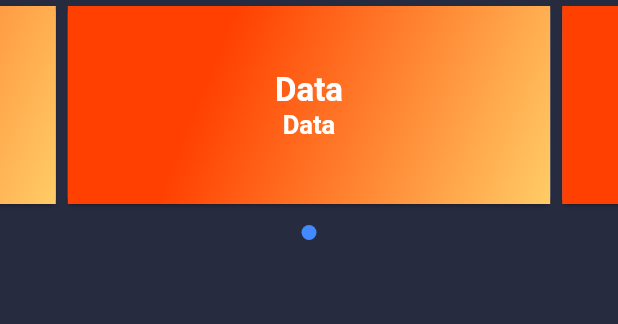
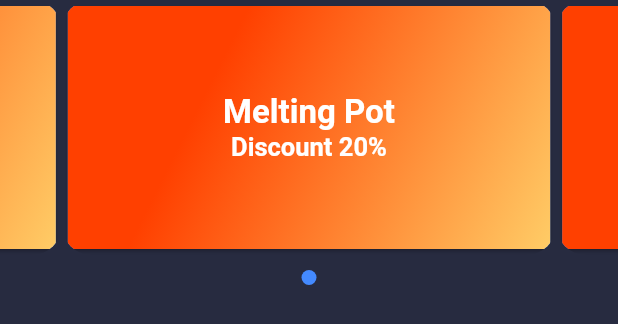
Before and after one commit to akhdanpangestuajiwidodo/DanRestaurant, a Flutter app: the CarouselCard widget shown alone on an empty page, opened directly, on a phone screen of 412 x 824 dp. Shown: the top 324 px of the screen. Run offline on Flutter 3.47's test engine with Material 2 defaults, Android fonts, the phone set to English and light mode, and no system bars; drawn by our look-alikes of carousel_slider; network calls fail.

Commit message:
"Fix Carousel Slider"

```diff
--- a/lib/components/carousel/carouselcard.dart
+++ b/lib/components/carousel/carouselcard.dart
@@ -27,10 +27,10 @@
             children: <Widget>[
               CarouselSlider(
                 options: CarouselOptions(
-                  height: 140.0,
+                  height: 170.0,
                   autoPlay: true,
                   autoPlayInterval: Duration(seconds: 3),
-                  autoPlayAnimationDuration: Duration(milliseconds: 800),
+                  autoPlayAnimationDuration: Duration(milliseconds: 700),
                   autoPlayCurve: Curves.fastOutSlowIn,
                   pauseAutoPlayOnTouch: true,
                   aspectRatio: 2.0,
@@ -43,14 +43,18 @@
                 items: cardList.map((card){
                   return Builder(
                       builder:(BuildContext context){
-                        return Container(
+                        return ClipRRect(
+                          borderRadius: BorderRadius.circular(20),
+                          child: Container(
                             height: MediaQuery.of(context).size.height*0.4,
                             width: MediaQuery.of(context).size.width,
                             child: Card(
                               color: Colors.blueAccent,
                               child: card,
                             ),
+                          ) ,
                         );
+
                       }
                   );
                 }).toList(),
@@ -93,7 +97,7 @@
         mainAxisAlignment: MainAxisAlignment.center,
         children: <Widget>[
           Text(
-              "Data",
+              "Melting Pot",
               style: TextStyle(
                   color: Colors.white,
                   fontSize: 22.0,
@@ -101,7 +105,7 @@
               )
           ),
           Text(
-              "Data",
+              "Discount 20%",
               style: TextStyle(
                   color: Colors.white,
                   fontSize: 17.0,
```
Also changed, not shown: lib/screens/main_screen.dart (+20 -8 lines). Lines whose indentation alone changed are shown as unchanged.
